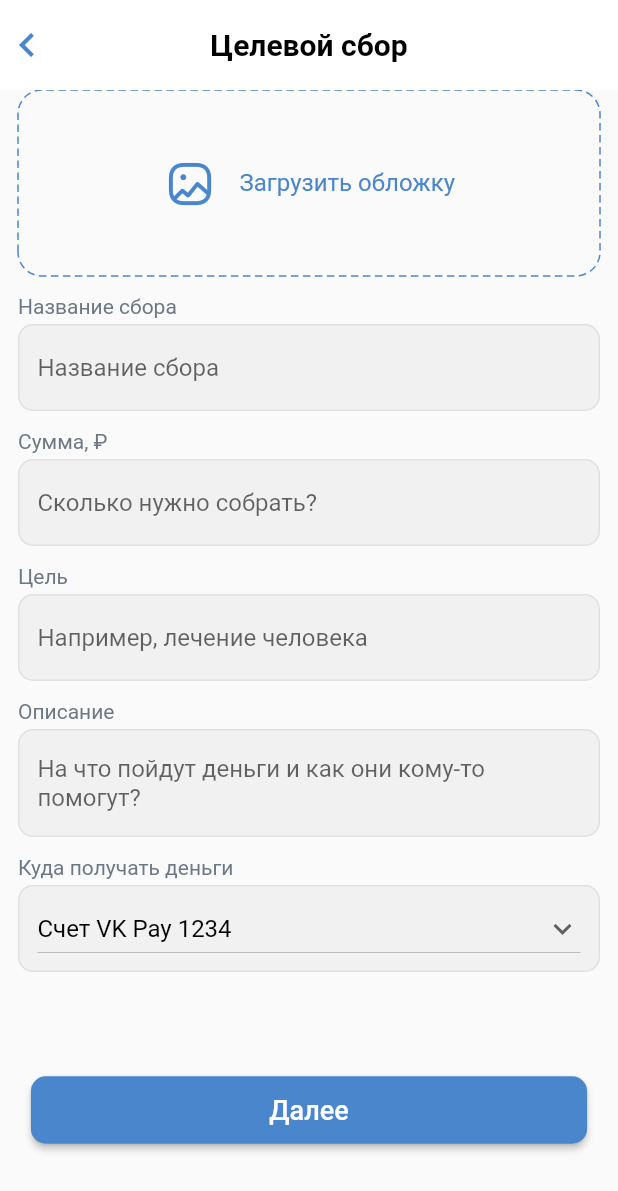
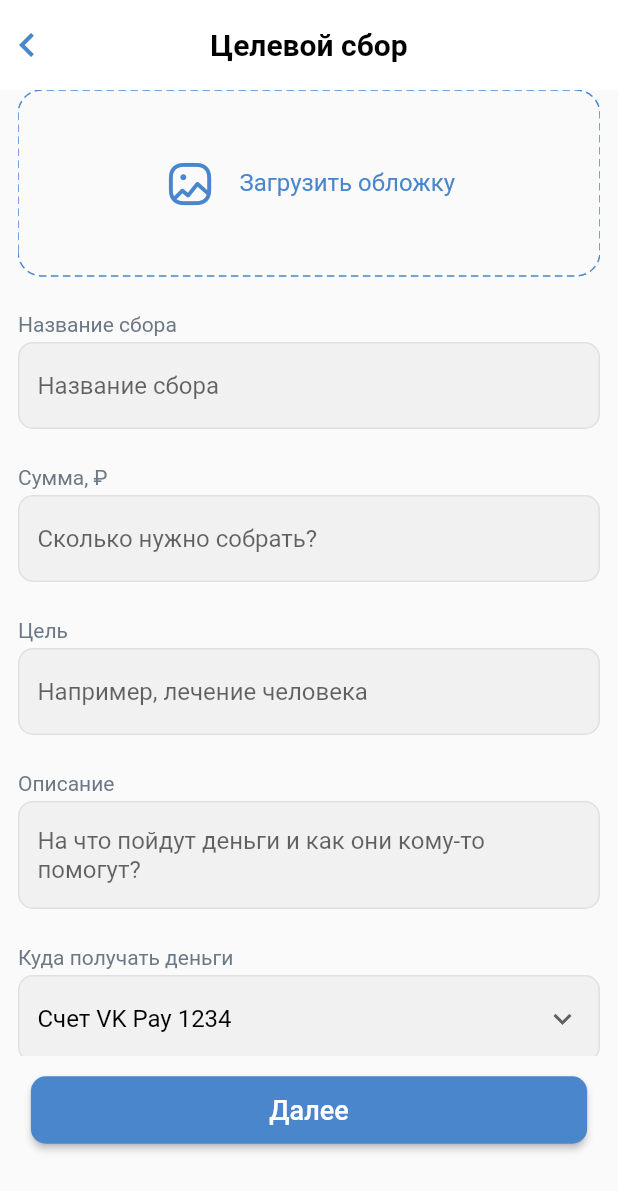
Before and after one commit to andrros3030/donations_mobile, a Flutter app: the donationsPage screen opened directly, on a phone screen of 412 x 824 dp. Shown: the top 1191 px of the screen. Run offline on Flutter 3.47's test engine with Material 2 defaults, Android fonts, the phone set to English and light mode, and no system bars; drawn by our look-alikes of dotted_border; our stand-ins replace google_fonts.

Commit message:
final version

```diff
--- a/lib/donationSetUp.dart
+++ b/lib/donationSetUp.dart
@@ -1,3 +1,4 @@
+import 'package:donations_mobile/finalScreen.dart';
 import 'package:donations_mobile/icon_pack_icons.dart';
 import 'package:donations_mobile/styles.dart';
 import 'package:dotted_border/dotted_border.dart';
@@ -36,20 +37,39 @@ class _donationPage extends State<donationsPage>{
     );
   }
 
+  Image preview ; //заглушка для изображения, в будущем - выбор через ImagePicker
+  String name, value, target, descText; //параметры пожертвования
+  String selectedPay = "guid_for_1234"; //выбранный ID кошелька
+  String author = "Иван Иванов"; //выбранный ID человека (или сообщества), назначающего сборы
+  //все полученные данные мы передаем в следующую форму, но вне мвп - сохраняем в базу
+
   double _width, _height;
-  bool hasImage = false;
-  String name, value, target, descText;
+  bool hasImage = false; //пы.сы.: вероятнее всего изображение должно быть необязательным, поэтому в приложении нет проверки на заполненность поля "обложка"
 
   TextEditingController _enteredName = new TextEditingController();
   TextEditingController _enteredValue = new TextEditingController();
   TextEditingController _enteredTarget = new TextEditingController();
   TextEditingController _enteredDesc = new TextEditingController();
 
-  String selectedPay = "guid_for_1234";
-  String author = "Иван Иванов";
   int step = 0;
   final _current = new GlobalKey<FormState>();
   final _secondary = new GlobalKey<FormState>();
+
+  goToFinal({bool regular=false}){
+    Navigator.push(context, MaterialPageRoute(builder: (context) =>
+    new finalView(
+      name: name,
+      value: int.parse(value),
+      selectedPay: selectedPay,
+      author: author,
+      currentType: regular?DonationTypes.repeatable:(needDate?DonationTypes.toDate:DonationTypes.toSumm),
+      date: _date,
+      descText: descText,
+      preview: preview,
+      moneyLeft: int.parse(value),
+      target: target,
+    )));
+  }
 
   nextStep(){
     if(!widget.regular)
@@ -57,7 +77,7 @@ class _donationPage extends State<donationsPage>{
         step+=1;
       });
     else{
-      print("that's all");
+      goToFinal(regular: true);
     }
   }
   previusStep(){
@@ -78,7 +98,7 @@ class _donationPage extends State<donationsPage>{
         alignment: Alignment.center,
         child: Stack(
           children: [
-            Image.asset("assets/zaglushka.png", width: _width, height: 120,),
+            Container(child: Image.asset("assets/zaglushka.png", width: _width, height: 120, fit: BoxFit.fill,),),
             Positioned(top: 4, right: 4, child: GestureDetector(
               child: Container(
                 padding: EdgeInsets.all(2),
@@ -100,6 +120,7 @@ class _donationPage extends State<donationsPage>{
     return GestureDetector(
       onTap: (){
         setState(() {
+          preview = Image.asset("assets/zaglushka.png"  );
           hasImage = true;
         });
       },
@@ -293,6 +314,7 @@ class _donationPage extends State<donationsPage>{
             width: _width,
             padding: EdgeInsets.symmetric(vertical: 4, horizontal: 12),
             child: DropdownButton(
+              underline: Container(),
               icon: Container(child: Expanded(flex: 1, child: Container(child: Icon(Icons.keyboard_arrow_down), alignment: Alignment.centerRight,),),),
               isExpanded: true,
               value: selectedPay,
@@ -332,6 +354,7 @@ class _donationPage extends State<donationsPage>{
           ),
           padding: EdgeInsets.symmetric(vertical: 4, horizontal: 12),
           child: DropdownButton(
+            underline: Container(),
             icon: Container(child: Expanded(flex: 1, child: Container(child: Icon(Icons.keyboard_arrow_down), alignment: Alignment.centerRight,),),),
             value: author,
             items: [
@@ -416,7 +439,7 @@ class _donationPage extends State<donationsPage>{
               border: Border.all(color: greyBorder),
               borderRadius: BorderRadius.circular(10),
             ),
-            padding: EdgeInsets.symmetric(horizontal: 8, vertical: 4),
+            padding: EdgeInsets.symmetric(horizontal: 12, vertical: 8),
             child: Row(
               children: [
                 Expanded(child: Text(_emptyDate?"Выберите дату":formateToLocalDate(_date), style: _emptyDate?grey16hint:black16,),),
@@ -493,7 +516,7 @@ class _donationPage extends State<donationsPage>{
                     minWidth: _width*.9,
                     onPressed: (){
                       if(!needDate || _date!=null)
-                        print("ok");
+                        goToFinal();
                       else{
                         print("not ok");
                       }
@@ -593,17 +616,17 @@ class _donationPage extends State<donationsPage>{
                               mainAxisSize: MainAxisSize.min,
                               children: [
                                 mediaFile(),
-                                SizedBox(height: 12,),
+                                SizedBox(height: 24,),
                                 naming(),
-                                SizedBox(height: 12,),
+                                SizedBox(height: 24,),
                                 payValue(),
-                                _regular?SizedBox():SizedBox(height: 12,),
+                                _regular?SizedBox():SizedBox(height: 24,),
                                 point(),
-                                SizedBox(height: 12,),
+                                SizedBox(height: 24,),
                                 description(),
-                                SizedBox(height: 12,),
+                                SizedBox(height: 24,),
                                 whereToTake(),
-                                SizedBox(height: 12,),
+                                SizedBox(height: 24,),
                                 _regular?whoToTake():SizedBox()
                               ],
                             )
--- a/lib/styles.dart
+++ b/lib/styles.dart
@@ -1,8 +1,10 @@
 import 'package:flutter/cupertino.dart';
 import 'package:flutter/material.dart';
 import 'package:intl/intl.dart';
+import 'package:google_fonts/google_fonts.dart';
 
 Color primaryBlue = Color(0xFF4986CC);
+Color secondaryBlue = Color(0xFF3F8AE0);
 Color primaryBackground = Color(0xFFFFFFFF);
 Color greyDiv = Color(0xFFD7D8D9);
 Color greyBorder = Colors.grey.withOpacity(0.2);
@@ -10,13 +12,13 @@ Color greyField = Colors.grey.withOpacity(0.1);
 Color hintTextGrey = Color(0xFF818C99);
 Color textGrey = Color(0xFF6D7885);
 
-TextStyle black20Bold = TextStyle(color: Colors.black, fontSize: 20, fontWeight: FontWeight.bold);
-TextStyle black16 = TextStyle(color: Colors.black, fontSize: 16);
-TextStyle grey16hint = TextStyle(color: hintTextGrey, fontSize: 16);
-TextStyle grey14 = TextStyle(color: textGrey, fontSize: 14);
-TextStyle white18 = TextStyle(color: Colors.white, fontSize: 18);
-TextStyle blue16 = TextStyle(color: primaryBlue, fontSize: 16);
-TextStyle grey12 = TextStyle(color: Colors.grey, fontSize: 12);
+TextStyle black20Bold = GoogleFonts.roboto(textStyle: TextStyle(color: Colors.black, fontSize: 20, fontWeight: FontWeight.bold));
+TextStyle black16 = GoogleFonts.roboto(textStyle: TextStyle(color: Colors.black, fontSize: 16));
+TextStyle grey16hint = GoogleFonts.roboto(textStyle: TextStyle(color: hintTextGrey, fontSize: 16));
+TextStyle grey14 = GoogleFonts.roboto(textStyle: TextStyle(color: textGrey, fontSize: 14));
+TextStyle white18 = GoogleFonts.roboto(textStyle: TextStyle(color: Colors.white, fontSize: 18));
+TextStyle blue16 = GoogleFonts.roboto(textStyle: TextStyle(color: primaryBlue, fontSize: 16));
+TextStyle grey12 = GoogleFonts.roboto(textStyle: TextStyle(color: Colors.grey, fontSize: 12));
 Widget backButton = Container(child: Icon(Icons.keyboard_arrow_left, color: primaryBlue, size: 32,), padding: EdgeInsets.all(2), color: Colors.transparent,);
 
 String formateToLocalDate(DateTime date){
```
Also changed, not shown: lib/finalScreen.dart (added, +115 -0 lines).
